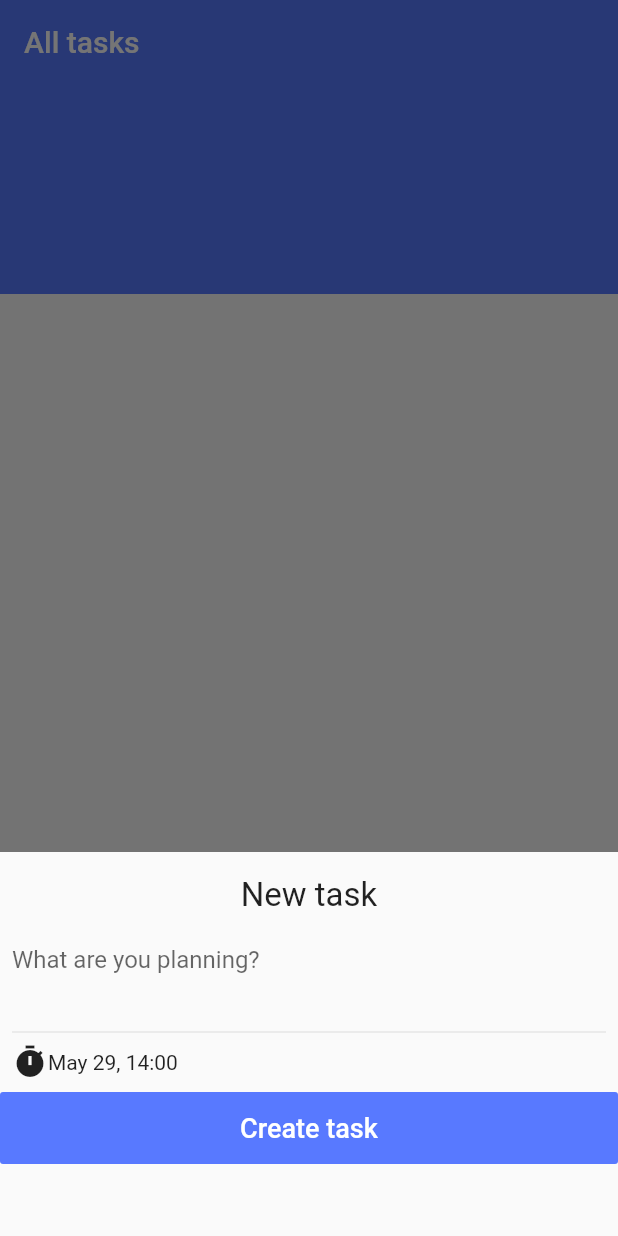
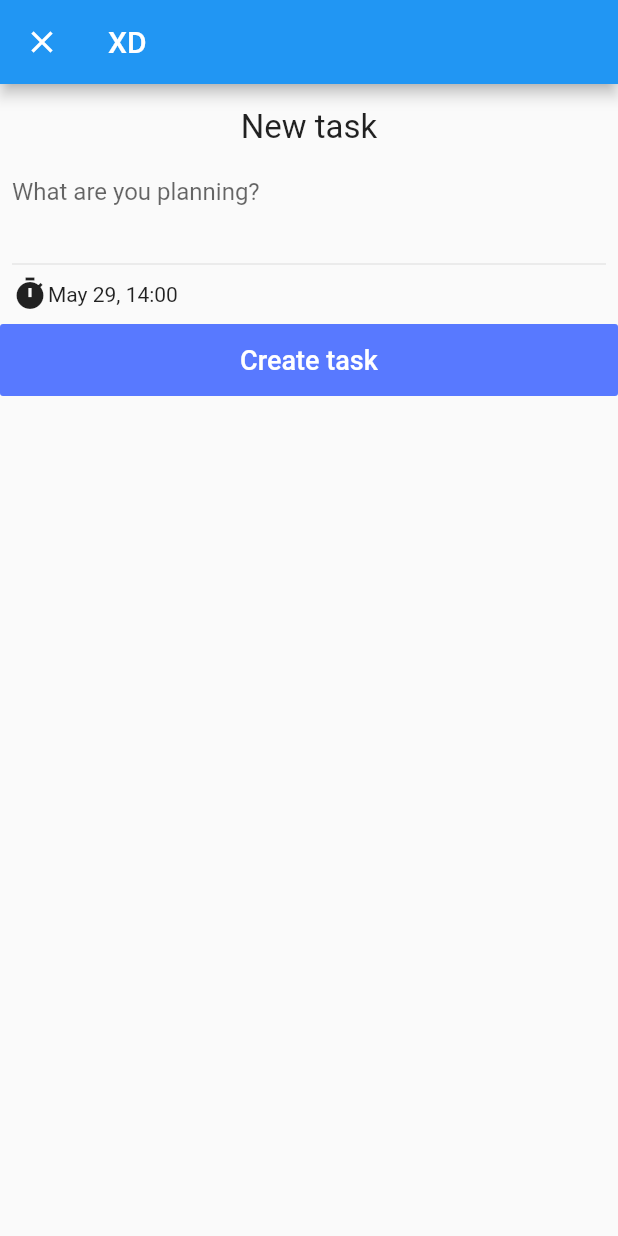
Before and after one commit to kamilraczka/backlogs, a Flutter app: the screen it shows after launch, after a tap on the "add" icon, on a phone screen of 412 x 824 dp. Run offline on Flutter 3.47's test engine with Material 2 defaults, Android fonts, the phone set to English and light mode, and no system bars; our stand-ins replace tinycolor.

Commit message:
furter logic separation, creation of 'Creation' screen

```diff
--- a/backlogs/lib/screens/backlog/Backlog.dart
+++ b/backlogs/lib/screens/backlog/Backlog.dart
@@ -1,4 +1,5 @@
 import 'package:backlogs/screens/backlog/widgets/Task.dart';
+import 'package:backlogs/screens/creation/Creation.dart';
 import 'package:backlogs/utilities/colors.dart';
 import 'package:flutter/material.dart';
 import 'package:backlogs/models/Item.dart';
@@ -9,14 +10,7 @@ class Backlog extends StatefulWidget {
 }
 
 class _BacklogState extends State<Backlog> {
-  var items = <Item>[];
-  final _controller = TextEditingController();
-
-  @override
-  void dispose() {
-    _controller.dispose();
-    super.dispose();
-  }
+  List<Item> _items = <Item>[];
 
   @override
   Widget build(BuildContext context) {
@@ -34,11 +28,11 @@ class _BacklogState extends State<Backlog> {
               delegate: SliverChildBuilderDelegate(
                 (context, index) {
                   return Task(
-                    holdedItem: items[index],
+                    holdedItem: _items[index],
                     onCheckboxChanged: null,
                   );
                 },
-                childCount: items.length,
+                childCount: _items.length,
               ),
             ),
           ),
@@ -55,78 +49,22 @@ class _BacklogState extends State<Backlog> {
   }
 
   void _onFabPressed() {
-    showModalBottomSheet(
-      context: context,
-      builder: (context) {
-        return SizedBox(
-          height: 256.0,
-          child: Column(
-            children: <Widget>[
-              Padding(
-                padding: const EdgeInsets.all(8.0),
-                child: Column(
-                  children: <Widget>[
-                    Container(
-                      child: Text(
-                        'New task',
-                        style: TextStyle(
-                          fontSize: 22.0,
-                        ),
-                      ),
-                      margin: const EdgeInsets.only(
-                        top: 8.0,
-                        bottom: 8.0,
-                      ),
-                    ),
-                    TextField(
-                      decoration: InputDecoration(
-                        hintText: 'What are you planning?',
-                        border: InputBorder.none,
-                      ),
-                      controller: _controller,
-                      maxLines: 2,
-                    ),
-                    Divider(),
-                    Row(
-                      children: <Widget>[
-                        Icon(Icons.timer),
-                        Text('May 29, 14:00'),
-                      ],
-                    ),
-                  ],
-                ),
-              ),
-              SizedBox(
-                width: double.infinity,
-                height: 48.0,
-                child: FlatButton(
-                  color: ColorsLibrary.primaryColor,
-                  textColor: Colors.white,
-                  disabledColor: Colors.grey,
-                  disabledTextColor: Colors.black,
-                  child: Text(
-                    'Create task',
-                    style: TextStyle(
-                      fontSize: 18.0,
-                    ),
-                  ),
-                  onPressed: () {
-                    _createTask(_controller.text);
-                    _controller.clear();
-                    Navigator.pop(context);
-                  },
-                ),
-              )
-            ],
-          ),
-        );
-      },
+    Navigator.push(
+      context,
+      MaterialPageRoute(
+        builder: (BuildContext context) {
+          return Creation(
+            onCreatePressed: _createTask,
+          );
+        },
+        fullscreenDialog: true,
+      ),
     );
   }
 
   void _createTask(String text) {
     setState(() {
-      items.add(
+      _items.add(
         Item(text, false),
       );
     });
--- /dev/null
+++ b/backlogs/lib/screens/creation/Creation.dart
@@ -0,0 +1,80 @@
+import 'package:backlogs/utilities/colors.dart';
+import 'package:flutter/material.dart';
+
+class Creation extends StatelessWidget {
+  Creation({@required this.onCreatePressed});
+
+  final controller = TextEditingController();
+  final Function(String description) onCreatePressed;
+
+  @override
+  Widget build(BuildContext context) {
+    return Scaffold(
+      appBar: AppBar(
+        title: Text('XD'),
+      ),
+      body: SizedBox(
+        height: 256.0,
+        child: Column(
+          children: <Widget>[
+            Padding(
+              padding: const EdgeInsets.all(8.0),
+              child: Column(
+                children: <Widget>[
+                  Container(
+                    child: Text(
+                      'New task',
+                      style: TextStyle(
+                        fontSize: 22.0,
+                      ),
+                    ),
+                    margin: const EdgeInsets.only(
+                      top: 8.0,
+                      bottom: 8.0,
+                    ),
+                  ),
+                  TextField(
+                    decoration: InputDecoration(
+                      hintText: 'What are you planning?',
+                      border: InputBorder.none,
+                    ),
+                    controller: controller,
+                    maxLines: 2,
+                  ),
+                  Divider(),
+                  Row(
+                    children: <Widget>[
+                      Icon(Icons.timer),
+                      Text('May 29, 14:00'),
+                    ],
+                  ),
+                ],
+              ),
+            ),
+            SizedBox(
+              width: double.infinity,
+              height: 48.0,
+              child: FlatButton(
+                color: ColorsLibrary.primaryColor,
+                textColor: Colors.white,
+                disabledColor: Colors.grey,
+                disabledTextColor: Colors.black,
+                child: Text(
+                  'Create task',
+                  style: TextStyle(
+                    fontSize: 18.0,
+                  ),
+                ),
+                onPressed: () {
+                  onCreatePressed(controller.text);
+                  controller.clear();
+                  Navigator.pop(context);
+                },
+              ),
+            )
+          ],
+        ),
+      ),
+    );
+  }
+}
```
